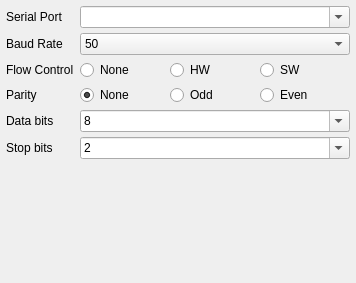
mpaperno/qgroundcontrol_aq, file src/ui/SerialSettings.ui: the form before one commit.
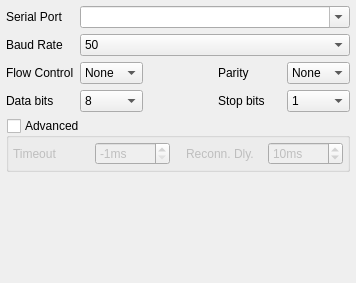
The form after the commit.

Commit message: Rearrange and add options to serial link config window.

Patch:
```diff
--- a/src/ui/SerialSettings.ui
+++ b/src/ui/SerialSettings.ui
@@ -13,7 +13,7 @@
   <property name="windowTitle">
    <string>Form</string>
   </property>
-  <layout class="QGridLayout" name="gridLayout" columnstretch="100,0">
+  <layout class="QGridLayout" name="gridLayout" columnstretch="0,0,0,0,0">
    <property name="leftMargin">
     <number>6</number>
    </property>
@@ -27,8 +27,147 @@
     <number>6</number>
    </property>
    <property name="verticalSpacing">
-    <number>5</number>
+    <number>6</number>
    </property>
+   <item row="4" column="0" colspan="5">
+    <widget class="QGroupBox" name="groupBox_advanced">
+     <property name="title">
+      <string>Advanced</string>
+     </property>
+     <property name="flat">
+      <bool>true</bool>
+     </property>
+     <property name="checkable">
+      <bool>true</bool>
+     </property>
+     <property name="checked">
+      <bool>false</bool>
+     </property>
+     <layout class="QGridLayout" name="gridLayout_2">
+      <property name="leftMargin">
+       <number>0</number>
+      </property>
+      <property name="topMargin">
+       <number>0</number>
+      </property>
+      <property name="rightMargin">
+       <number>0</number>
+      </property>
+      <property name="bottomMargin">
+       <number>0</number>
+      </property>
+      <property name="spacing">
+       <number>0</number>
+      </property>
+      <item row="0" column="4">
+       <widget class="QWidget" name="widget_advanced" native="true">
+        <layout class="QHBoxLayout" name="horizontalLayout">
+         <property name="leftMargin">
+          <number>4</number>
+         </property>
+         <property name="topMargin">
+          <number>4</number>
+         </property>
+         <property name="rightMargin">
+          <number>4</number>
+         </property>
+         <property name="bottomMargin">
+          <number>4</number>
+         </property>
+         <item>
+          <widget class="QLabel" name="label_timeout">
+           <property name="text">
+            <string>Timeout</string>
+           </property>
+          </widget>
+         </item>
+         <item>
+          <widget class="QSpinBox" name="spinBox_timeout">
+           <property name="toolTip">
+            <string>&lt;html&gt;&lt;head/&gt;&lt;body&gt;&lt;p&gt;Connection read/write timeout. Default of -1 means non-blocking operation (no timeout). Zero (0) is not allowed here.  This setting is experimental, you could try adjusting it if you have frequent communication drops or many errors between computer and serial device.&lt;/p&gt;&lt;/body&gt;&lt;/html&gt;</string>
+           </property>
+           <property name="suffix">
+            <string>ms</string>
+           </property>
+           <property name="minimum">
+            <number>-1</number>
+           </property>
+           <property name="maximum">
+            <number>250</number>
+           </property>
+           <property name="value">
+            <number>-1</number>
+           </property>
+          </widget>
+         </item>
+         <item>
+          <spacer name="horizontalSpacer_3">
+           <property name="orientation">
+            <enum>Qt::Horizontal</enum>
+           </property>
+           <property name="sizeType">
+            <enum>QSizePolicy::Fixed</enum>
+           </property>
+           <property name="sizeHint" stdset="0">
+            <size>
+             <width>10</width>
+             <height>1</height>
+            </size>
+           </property>
+          </spacer>
+         </item>
+         <item>
+          <widget class="QLabel" name="label_reconnectDelay">
+           <property name="text">
+            <string>Reconn. Dly.</string>
+           </property>
+          </widget>
+         </item>
+         <item>
+          <widget class="QSpinBox" name="spinBox_reconnectDelay">
+           <property name="toolTip">
+            <string>Reconnect delay (M4 only, experimental)</string>
+           </property>
+           <property name="suffix">
+            <string>ms</string>
+           </property>
+           <property name="minimum">
+            <number>0</number>
+           </property>
+           <property name="maximum">
+            <number>9999</number>
+           </property>
+           <property name="value">
+            <number>10</number>
+           </property>
+          </widget>
+         </item>
+        </layout>
+       </widget>
+      </item>
+     </layout>
+    </widget>
+   </item>
+   <item row="3" column="4">
+    <widget class="QComboBox" name="stopBitsCombo">
+     <property name="toolTip">
+      <string>&lt;html&gt;&lt;head/&gt;&lt;body&gt;&lt;p&gt;Number of stop bits per symbol. This is almost always 1.&lt;/p&gt;&lt;/body&gt;&lt;/html&gt;</string>
+     </property>
+     <property name="currentIndex">
+      <number>0</number>
+     </property>
+     <item>
+      <property name="text">
+       <string>1</string>
+      </property>
+     </item>
+     <item>
+      <property name="text">
+       <string>2</string>
+      </property>
+     </item>
+    </widget>
+   </item>
    <item row="0" column="0">
     <widget class="QLabel" name="portlabel">
      <property name="text">
@@ -36,7 +175,7 @@
      </property>
     </widget>
    </item>
-   <item row="0" column="1">
+   <item row="0" column="1" colspan="4">
     <widget class="QComboBox" name="portName">
      <property name="toolTip">
       <string>&lt;html&gt;&lt;head/&gt;&lt;body&gt;&lt;p&gt;The serial port to which the system is connected. All ports listed here should work, unless marked INVALID (this can happen if a port has been removed from the system after this dialog was first used).&lt;/p&gt;&lt;/body&gt;&lt;/html&gt;</string>
@@ -62,14 +201,11 @@
      </property>
     </widget>
    </item>
-   <item row="1" column="1">
+   <item row="1" column="1" colspan="4">
     <widget class="QComboBox" name="baudRate">
      <property name="toolTip">
       <string>&lt;html&gt;&lt;head/&gt;&lt;body&gt;&lt;p&gt;The data transmission rate. If unsure 57600 and 115200 are very common rates.&lt;/p&gt;&lt;/body&gt;&lt;/html&gt;</string>
      </property>
-     <property name="editable">
-      <bool>false</bool>
-     </property>
      <property name="sizeAdjustPolicy">
       <enum>QComboBox::AdjustToContents</enum>
      </property>
@@ -200,124 +336,18 @@
      </item>
     </widget>
    </item>
-   <item row="2" column="0">
-    <widget class="QLabel" name="portlabel_3">
-     <property name="text">
-      <string>Flow Control</string>
-     </property>
-    </widget>
-   </item>
-   <item row="2" column="1">
-    <layout class="QHBoxLayout" name="horizontalLayout">
-     <item>
-      <widget class="QRadioButton" name="flowControl_none">
-       <property name="toolTip">
-        <string>&lt;html&gt;&lt;head/&gt;&lt;body&gt;&lt;p&gt;Set the flow control type. In most cases this is None or HW (aka. DTS/RTS). SW type is aka. XON/XOFF.&lt;/p&gt;&lt;/body&gt;&lt;/html&gt;</string>
-       </property>
-       <property name="text">
-        <string>None</string>
-       </property>
-       <attribute name="buttonGroup">
-        <string notr="true">buttonGroup_flowControl</string>
-       </attribute>
-      </widget>
-     </item>
-     <item>
-      <widget class="QRadioButton" name="flowControl_hw">
-       <property name="toolTip">
-        <string>&lt;html&gt;&lt;head/&gt;&lt;body&gt;&lt;p&gt;Set the flow control type. In most cases this is None or HW (aka. DTS/RTS). SW type is aka. XON/XOFF.&lt;/p&gt;&lt;/body&gt;&lt;/html&gt;</string>
-       </property>
-       <property name="text">
-        <string>HW</string>
-       </property>
-       <attribute name="buttonGroup">
-        <string notr="true">buttonGroup_flowControl</string>
-       </attribute>
-      </widget>
-     </item>
-     <item>
-      <widget class="QRadioButton" name="flowControl_sw">
-       <property name="toolTip">
-        <string>&lt;html&gt;&lt;head/&gt;&lt;body&gt;&lt;p&gt;Set the flow control type. In most cases this is None or HW (aka. DTS/RTS). SW type is aka. XON/XOFF.&lt;/p&gt;&lt;/body&gt;&lt;/html&gt;</string>
-       </property>
-       <property name="text">
-        <string>SW</string>
-       </property>
-       <attribute name="buttonGroup">
-        <string notr="true">buttonGroup_flowControl</string>
-       </attribute>
-      </widget>
-     </item>
-    </layout>
-   </item>
    <item row="3" column="0">
-    <widget class="QLabel" name="portlabel_4">
-     <property name="text">
-      <string>Parity</string>
-     </property>
-    </widget>
-   </item>
-   <item row="3" column="1">
-    <layout class="QHBoxLayout" name="horizontalLayout_2">
-     <item>
-      <widget class="QRadioButton" name="parNone">
-       <property name="toolTip">
-        <string>&lt;html&gt;&lt;head/&gt;&lt;body&gt;&lt;p&gt;Set the parity. In most cases no parity (None) is used.&lt;/p&gt;&lt;/body&gt;&lt;/html&gt;</string>
-       </property>
-       <property name="text">
-        <string>None</string>
-       </property>
-       <property name="checked">
-        <bool>true</bool>
-       </property>
-       <attribute name="buttonGroup">
-        <string notr="true">buttonGroup_parity</string>
-       </attribute>
-      </widget>
-     </item>
-     <item>
-      <widget class="QRadioButton" name="parOdd">
-       <property name="toolTip">
-        <string>Set the parity. In most cases no parity (None) is used.</string>
-       </property>
-       <property name="text">
-        <string>Odd</string>
-       </property>
-       <attribute name="buttonGroup">
-        <string notr="true">buttonGroup_parity</string>
-       </attribute>
-      </widget>
-     </item>
-     <item>
-      <widget class="QRadioButton" name="parEven">
-       <property name="toolTip">
-        <string>Set the parity. In most cases no parity (None) is used.</string>
-       </property>
-       <property name="text">
-        <string>Even</string>
-       </property>
-       <attribute name="buttonGroup">
-        <string notr="true">buttonGroup_parity</string>
-       </attribute>
-      </widget>
-     </item>
-    </layout>
-   </item>
-   <item row="4" column="0">
     <widget class="QLabel" name="portlabel_5">
      <property name="text">
       <string>Data bits</string>
      </property>
     </widget>
    </item>
-   <item row="4" column="1">
+   <item row="3" column="1">
     <widget class="QComboBox" name="dataBitsCombo">
      <property name="toolTip">
       <string>&lt;html&gt;&lt;head/&gt;&lt;body&gt;&lt;p&gt;Number of data bits per symbol. This is almost always 8.&lt;/p&gt;&lt;/body&gt;&lt;/html&gt;</string>
      </property>
-     <property name="editable">
-      <bool>true</bool>
-     </property>
      <property name="currentIndex">
       <number>3</number>
      </property>
@@ -343,37 +373,14 @@
      </item>
     </widget>
    </item>
-   <item row="5" column="0">
+   <item row="3" column="3">
     <widget class="QLabel" name="portlabel_6">
      <property name="text">
       <string>Stop bits</string>
      </property>
     </widget>
    </item>
-   <item row="5" column="1">
-    <widget class="QComboBox" name="stopBitsCombo">
-     <property name="toolTip">
-      <string>&lt;html&gt;&lt;head/&gt;&lt;body&gt;&lt;p&gt;Number of stop bits per symbol. This is almost always 2.&lt;/p&gt;&lt;/body&gt;&lt;/html&gt;</string>
-     </property>
-     <property name="editable">
-      <bool>true</bool>
-     </property>
-     <property name="currentIndex">
-      <number>1</number>
-     </property>
-     <item>
-      <property name="text">
-       <string>1</string>
-      </property>
-     </item>
-     <item>
-      <property name="text">
-       <string>2</string>
-      </property>
-     </item>
-    </widget>
-   </item>
-   <item row="6" column="0" colspan="2">
+   <item row="5" column="0" colspan="5">
     <spacer name="verticalSpacer">
      <property name="orientation">
       <enum>Qt::Vertical</enum>
@@ -386,6 +393,102 @@
      </property>
     </spacer>
    </item>
+   <item row="2" column="3">
+    <widget class="QLabel" name="label_Parity">
+     <property name="text">
+      <string>Parity</string>
+     </property>
+    </widget>
+   </item>
+   <item row="2" column="4">
+    <widget class="QComboBox" name="comboBox_Parity">
+     <property name="toolTip">
+      <string>&lt;html&gt;&lt;head/&gt;&lt;body&gt;&lt;p&gt;Set the parity. In most cases no parity (None) is used.&lt;/p&gt;&lt;/body&gt;&lt;/html&gt;</string>
+     </property>
+     <property name="currentIndex">
+      <number>0</number>
+     </property>
+     <item>
+      <property name="text">
+       <string>None</string>
+      </property>
+     </item>
+     <item>
+      <property name="text">
+       <string>Odd</string>
+      </property>
+     </item>
+     <item>
+      <property name="text">
+       <string>Even</string>
+      </property>
+     </item>
+    </widget>
+   </item>
+   <item row="2" column="1">
+    <widget class="QComboBox" name="comboBox_flowControl">
+     <property name="toolTip">
+      <string>&lt;html&gt;&lt;head/&gt;&lt;body&gt;&lt;p&gt;Set the flow control type. In most cases this is None or HW (aka. DTS/RTS). SW type is aka. XON/XOFF.&lt;/p&gt;&lt;/body&gt;&lt;/html&gt;</string>
+     </property>
+     <property name="currentIndex">
+      <number>0</number>
+     </property>
+     <item>
+      <property name="text">
+       <string>None</string>
+      </property>
+     </item>
+     <item>
+      <property name="text">
+       <string>HW</string>
+      </property>
+     </item>
+     <item>
+      <property name="text">
+       <string>SW</string>
+      </property>
+     </item>
+    </widget>
+   </item>
+   <item row="2" column="0">
+    <widget class="QLabel" name="label_flowControl">
+     <property name="text">
+      <string>Flow Control</string>
+     </property>
+    </widget>
+   </item>
+   <item row="2" column="2">
+    <spacer name="horizontalSpacer">
+     <property name="orientation">
+      <enum>Qt::Horizontal</enum>
+     </property>
+     <property name="sizeType">
+      <enum>QSizePolicy::Fixed</enum>
+     </property>
+     <property name="sizeHint" stdset="0">
+      <size>
+       <width>10</width>
+       <height>1</height>
+      </size>
+     </property>
+    </spacer>
+   </item>
+   <item row="3" column="2">
+    <spacer name="horizontalSpacer_2">
+     <property name="orientation">
+      <enum>Qt::Horizontal</enum>
+     </property>
+     <property name="sizeType">
+      <enum>QSizePolicy::Fixed</enum>
+     </property>
+     <property name="sizeHint" stdset="0">
+      <size>
+       <width>10</width>
+       <height>1</height>
+      </size>
+     </property>
+    </spacer>
+   </item>
   </layout>
   <action name="actionDelete">
    <property name="text">
```
The commit also changes 4 other files.
